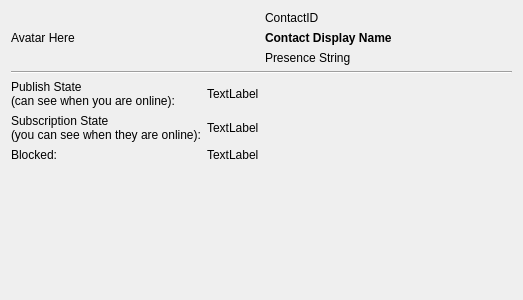
KDE/ktp-contact-list, file dialogs/contact-info.ui: the form before one commit.
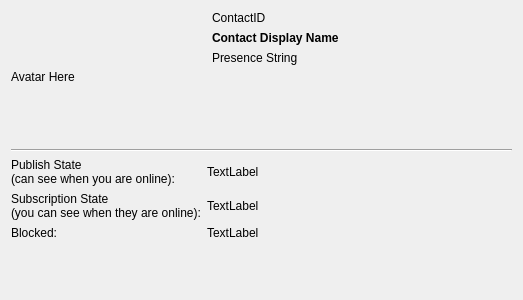
The form after the commit.

Commit message: Improved the contact dialog. Clickable links in presence message

```diff
--- a/dialogs/contact-info.ui
+++ b/dialogs/contact-info.ui
@@ -1,7 +1,7 @@
 <?xml version="1.0" encoding="UTF-8"?>
 <ui version="4.0">
  <class>ContactInfo</class>
- <widget class="QDialog" name="ContactInfo">
+ <widget class="QWidget" name="ContactInfo">
   <property name="geometry">
    <rect>
     <x>0</x>
@@ -18,6 +18,12 @@
     <layout class="QHBoxLayout" name="horizontalLayout">
      <item>
       <widget class="QLabel" name="avatarLabel">
+       <property name="maximumSize">
+        <size>
+         <width>200</width>
+         <height>200</height>
+        </size>
+       </property>
        <property name="text">
         <string>Avatar Here</string>
        </property>
@@ -34,6 +40,12 @@
        </item>
        <item>
         <widget class="QLabel" name="nameLabel">
+         <property name="minimumSize">
+          <size>
+           <width>300</width>
+           <height>0</height>
+          </size>
+         </property>
          <property name="font">
           <font>
            <weight>75</weight>
@@ -50,8 +62,30 @@
          <property name="text">
           <string>Presence String</string>
          </property>
+         <property name="textFormat">
+          <enum>Qt::RichText</enum>
+         </property>
+         <property name="wordWrap">
+          <bool>true</bool>
+         </property>
+         <property name="openExternalLinks">
+          <bool>true</bool>
+         </property>
         </widget>
        </item>
+       <item>
+        <spacer name="verticalSpacer_2">
+         <property name="orientation">
+          <enum>Qt::Vertical</enum>
+         </property>
+         <property name="sizeHint" stdset="0">
+          <size>
+           <width>20</width>
+           <height>40</height>
+          </size>
+         </property>
+        </spacer>
+       </item>
       </layout>
      </item>
     </layout>
```
The commit also changes 1 other file.
